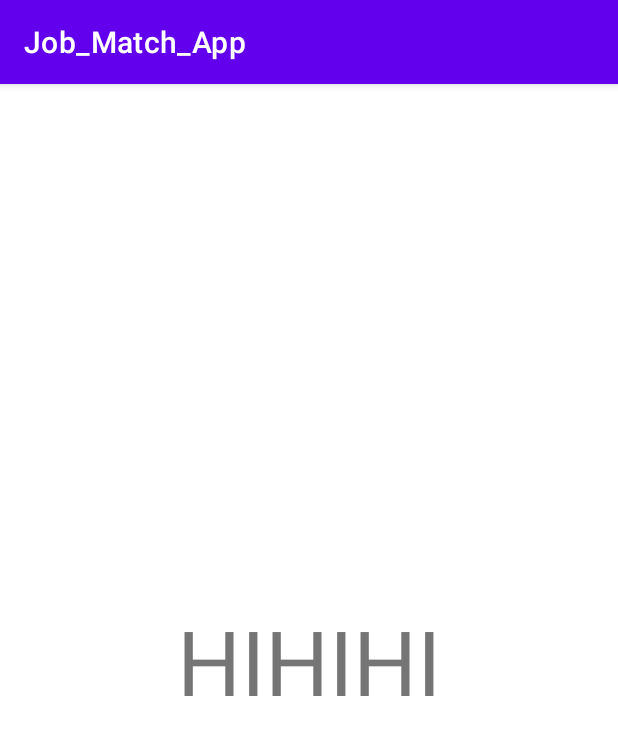
After one commit to SZYD717/Job_Match_App, an Android app: the fragment ConnectFragment shown on its own in the app's theme, on a phone screen of 412 x 824 dp. The commit adds this screen. Shown: the top 735 px of the screen. Run offline under Robolectric (Android 15) with nearby library versions, the phone set to English and light mode, and no system bars; network calls fail.

Commit message:
修正了底部导航栏的实现，添加了Fragment来实现页面的切换

```diff
--- /dev/null
+++ b/app/src/main/java/edu/comp7506/jobMatchApp/activity/ConnectFragment.java
@@ -0,0 +1,17 @@
+package edu.comp7506.jobMatchApp.activity;
+
+import android.os.Bundle;
+import android.view.LayoutInflater;
+import android.view.View;
+import android.view.ViewGroup;
+
+import androidx.appcompat.app.AppCompatActivity;
+import androidx.fragment.app.Fragment;
+
+import com.example.job_match_app.R;
+
+public class ConnectFragment extends Fragment {
+    public View onCreateView(LayoutInflater inflater, ViewGroup container, Bundle savedInstanceState) {
+        return inflater.inflate(R.layout.fragment_connect, container, false);
+    }
+}
--- /dev/null
+++ b/app/src/main/res/layout/fragment_connect.xml
@@ -0,0 +1,18 @@
+<?xml version="1.0" encoding="utf-8"?>
+<androidx.constraintlayout.widget.ConstraintLayout xmlns:android="http://schemas.android.com/apk/res/android"
+    xmlns:app="http://schemas.android.com/apk/res-auto"
+    xmlns:tools="http://schemas.android.com/tools"
+    android:layout_width="match_parent"
+    android:layout_height="match_parent">
+
+    <TextView
+        android:id="@+id/Hi"
+        android:layout_width="wrap_content"
+        android:layout_height="wrap_content"
+        android:text="HIHIHI"
+        android:textSize="60sp"
+        app:layout_constraintBottom_toBottomOf="parent"
+        app:layout_constraintEnd_toEndOf="parent"
+        app:layout_constraintStart_toStartOf="parent"
+        app:layout_constraintTop_toTopOf="parent" />
+</androidx.constraintlayout.widget.ConstraintLayout>
```
Also changed, not shown: app/src/main/java/edu/comp7506/jobMatchApp/activity/ConnectActivity.java (deleted, +0 -14 lines), app/src/main/java/edu/comp7506/jobMatchApp/activity/HomeActivity.java (+0 -23 lines), app/src/main/java/edu/comp7506/jobMatchApp/activity/HomeFragment.java (added, +16 -0 lines), app/src/main/res/layout/activity_connect.xml (deleted, +0 -24 lines), app/src/main/res/layout/activity_user_home.xml (+7 -14 lines), app/src/main/res/layout/fragment_home.xml (added, +26 -0 lines).
